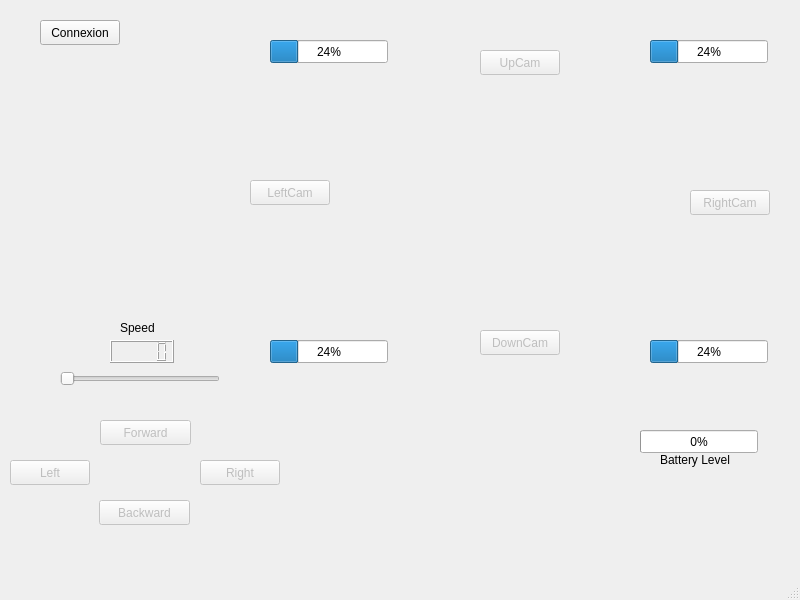
First picture: the form in mainwindow.ui, repository BerAtozz/WifiBot, before the edit.
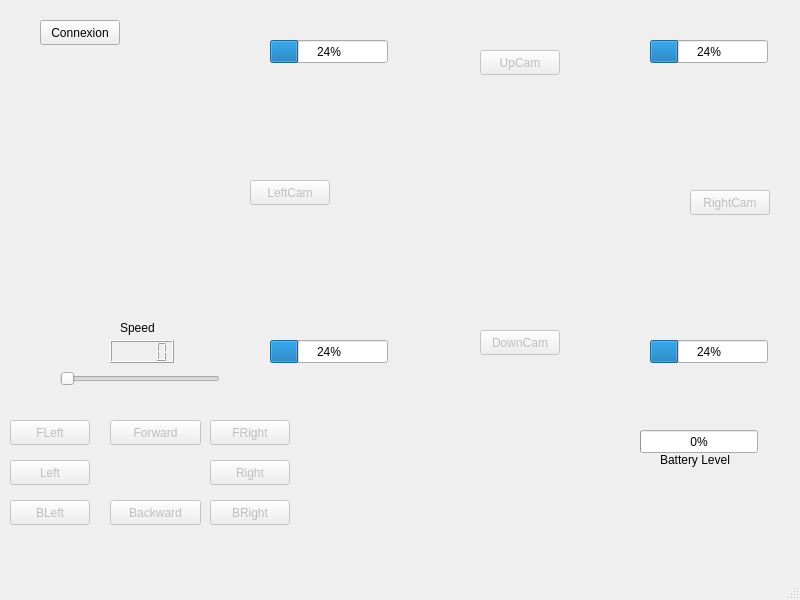
Second picture: the form after the edit.

Diff of the .ui file:
```diff
--- a/mainwindow.ui
+++ b/mainwindow.ui
@@ -33,7 +33,7 @@
     </property>
     <property name="geometry">
      <rect>
-      <x>100</x>
+      <x>110</x>
       <y>420</y>
       <width>91</width>
       <height>25</height>
@@ -90,7 +90,7 @@
     </property>
     <property name="geometry">
      <rect>
-      <x>99</x>
+      <x>110</x>
       <y>500</y>
       <width>91</width>
       <height>25</height>
@@ -134,7 +134,7 @@
     </property>
     <property name="geometry">
      <rect>
-      <x>200</x>
+      <x>210</x>
       <y>460</y>
       <width>80</width>
       <height>25</height>
@@ -313,6 +313,70 @@
      <number>24</number>
     </property>
    </widget>
+   <widget class="QPushButton" name="FLeft">
+    <property name="enabled">
+     <bool>false</bool>
+    </property>
+    <property name="geometry">
+     <rect>
+      <x>10</x>
+      <y>420</y>
+      <width>80</width>
+      <height>25</height>
+     </rect>
+    </property>
+    <property name="text">
+     <string>FLeft</string>
+    </property>
+   </widget>
+   <widget class="QPushButton" name="FRight">
+    <property name="enabled">
+     <bool>false</bool>
+    </property>
+    <property name="geometry">
+     <rect>
+      <x>210</x>
+      <y>420</y>
+      <width>80</width>
+      <height>25</height>
+     </rect>
+    </property>
+    <property name="text">
+     <string>FRight</string>
+    </property>
+   </widget>
+   <widget class="QPushButton" name="BLeft">
+    <property name="enabled">
+     <bool>false</bool>
+    </property>
+    <property name="geometry">
+     <rect>
+      <x>10</x>
+      <y>500</y>
+      <width>80</width>
+      <height>25</height>
+     </rect>
+    </property>
+    <property name="text">
+     <string>BLeft</string>
+    </property>
+   </widget>
+   <widget class="QPushButton" name="BRight">
+    <property name="enabled">
+     <bool>false</bool>
+    </property>
+    <property name="geometry">
+     <rect>
+      <x>210</x>
+      <y>500</y>
+      <width>80</width>
+      <height>25</height>
+     </rect>
+    </property>
+    <property name="text">
+     <string>BRight</string>
+    </property>
+   </widget>
   </widget>
   <widget class="QMenuBar" name="menubar">
    <property name="geometry">
```
